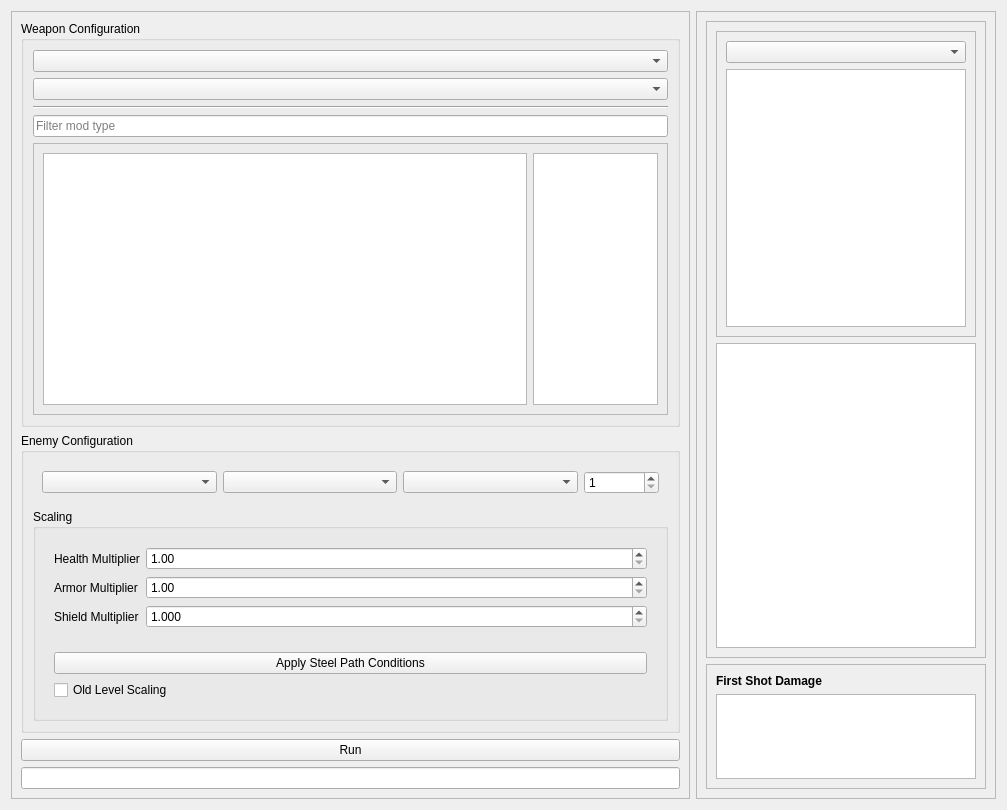
Above: form.ui from A-DYB/warframe_simulacrum_interface before the change. Below: the same form after it.
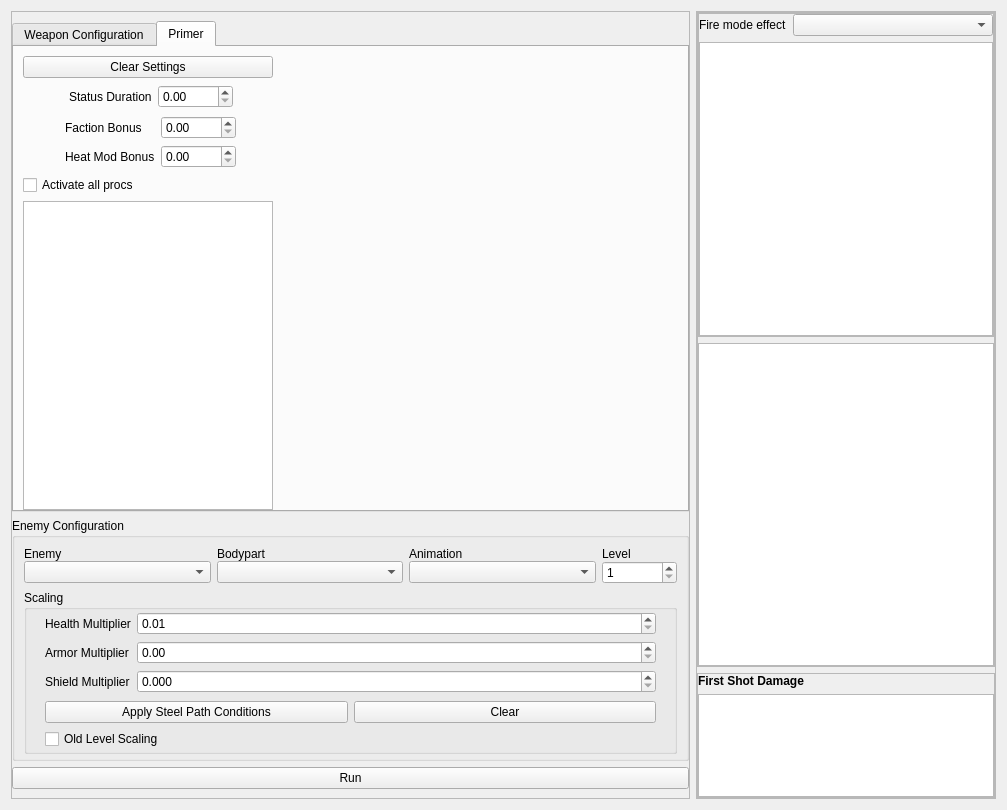
That is the form after the change. The open tabs and pages were chosen to show the change. Custom widgets are drawn as their Qt base class.

Commit message: Add load/save configs. Add primer functionality

Diff of the .ui file:
```diff
--- a/form.ui
+++ b/form.ui
@@ -29,96 +29,372 @@
       <enum>QFrame::Raised</enum>
      </property>
      <layout class="QVBoxLayout" name="verticalLayout_4">
+      <property name="leftMargin">
+       <number>0</number>
+      </property>
+      <property name="rightMargin">
+       <number>0</number>
+      </property>
       <item>
-       <widget class="QGroupBox" name="groupBox">
-        <property name="title">
-         <string>Weapon Configuration</string>
+       <widget class="QTabWidget" name="tabWidget">
+        <property name="currentIndex">
+         <number>0</number>
         </property>
-        <layout class="QVBoxLayout" name="verticalLayout_6">
-         <item>
-          <widget class="SearchableComboBox" name="sim_weapon_combo"/>
-         </item>
-         <item>
-          <widget class="SearchableComboBox" name="sim_firemode_combo">
-           <property name="placeholderText">
-            <string/>
-           </property>
-          </widget>
-         </item>
-         <item>
-          <widget class="Line" name="line">
-           <property name="orientation">
-            <enum>Qt::Horizontal</enum>
-           </property>
-          </widget>
-         </item>
-         <item>
-          <widget class="QLineEdit" name="mod_filter_line_edit">
-           <property name="placeholderText">
-            <string>Filter mod type</string>
-           </property>
-          </widget>
-         </item>
-         <item>
-          <widget class="QFrame" name="frame_2">
-           <property name="minimumSize">
-            <size>
-             <width>0</width>
-             <height>100</height>
-            </size>
-           </property>
-           <property name="frameShape">
-            <enum>QFrame::StyledPanel</enum>
-           </property>
-           <property name="frameShadow">
-            <enum>QFrame::Raised</enum>
-           </property>
-           <layout class="QHBoxLayout" name="horizontalLayout">
-            <item>
-             <widget class="ModTableView" name="mod_table_view"/>
-            </item>
-            <item>
-             <widget class="DragDropTableWidget" name="elemental_mod_order_table">
-              <property name="maximumSize">
-               <size>
-                <width>125</width>
-                <height>16777215</height>
-               </size>
-              </property>
-             </widget>
-            </item>
-           </layout>
-          </widget>
-         </item>
-        </layout>
+        <widget class="QWidget" name="tab">
+         <attribute name="title">
+          <string>Weapon Configuration</string>
+         </attribute>
+         <layout class="QVBoxLayout" name="verticalLayout_12">
+          <property name="leftMargin">
+           <number>4</number>
+          </property>
+          <property name="topMargin">
+           <number>9</number>
+          </property>
+          <property name="rightMargin">
+           <number>4</number>
+          </property>
+          <property name="bottomMargin">
+           <number>0</number>
+          </property>
+          <item>
+           <widget class="QWidget" name="widget_7" native="true">
+            <layout class="QFormLayout" name="formLayout_4">
+             <property name="leftMargin">
+              <number>0</number>
+             </property>
+             <property name="topMargin">
+              <number>0</number>
+             </property>
+             <property name="rightMargin">
+              <number>0</number>
+             </property>
+             <property name="bottomMargin">
+              <number>0</number>
+             </property>
+             <item row="1" column="0">
+              <widget class="QLabel" name="label_8">
+               <property name="text">
+                <string>Fire Mode</string>
+               </property>
+              </widget>
+             </item>
+             <item row="1" column="1">
+              <widget class="SearchableComboBox" name="sim_firemode_combo">
+               <property name="placeholderText">
+                <string/>
+               </property>
+              </widget>
+             </item>
+             <item row="0" column="1">
+              <widget class="SearchableComboBox" name="sim_weapon_combo"/>
+             </item>
+             <item row="0" column="0">
+              <widget class="QLabel" name="label_9">
+               <property name="text">
+                <string>Weapon</string>
+               </property>
+              </widget>
+             </item>
+            </layout>
+           </widget>
+          </item>
+          <item>
+           <widget class="Line" name="line">
+            <property name="orientation">
+             <enum>Qt::Horizontal</enum>
+            </property>
+           </widget>
+          </item>
+          <item>
+           <widget class="QWidget" name="widget_3" native="true">
+            <layout class="QHBoxLayout" name="horizontalLayout_5">
+             <property name="leftMargin">
+              <number>0</number>
+             </property>
+             <property name="topMargin">
+              <number>0</number>
+             </property>
+             <property name="rightMargin">
+              <number>0</number>
+             </property>
+             <property name="bottomMargin">
+              <number>0</number>
+             </property>
+             <item>
+              <widget class="QLineEdit" name="mod_filter_line_edit">
+               <property name="placeholderText">
+                <string>Filter mod type</string>
+               </property>
+              </widget>
+             </item>
+             <item>
+              <widget class="QPushButton" name="clear_mod_tables_button">
+               <property name="text">
+                <string>Clear Table</string>
+               </property>
+              </widget>
+             </item>
+            </layout>
+           </widget>
+          </item>
+          <item>
+           <widget class="QFrame" name="frame_2">
+            <property name="minimumSize">
+             <size>
+              <width>0</width>
+              <height>100</height>
+             </size>
+            </property>
+            <property name="frameShape">
+             <enum>QFrame::StyledPanel</enum>
+            </property>
+            <property name="frameShadow">
+             <enum>QFrame::Raised</enum>
+            </property>
+            <layout class="QHBoxLayout" name="horizontalLayout">
+             <property name="leftMargin">
+              <number>0</number>
+             </property>
+             <property name="topMargin">
+              <number>0</number>
+             </property>
+             <property name="rightMargin">
+              <number>0</number>
+             </property>
+             <property name="bottomMargin">
+              <number>0</number>
+             </property>
+             <item>
+              <widget class="ModTableView" name="mod_table_view"/>
+             </item>
+             <item>
+              <widget class="DragDropTableWidget" name="elemental_mod_order_table">
+               <property name="maximumSize">
+                <size>
+                 <width>125</width>
+                 <height>16777215</height>
+                </size>
+               </property>
+              </widget>
+             </item>
+            </layout>
+           </widget>
+          </item>
+         </layout>
+        </widget>
+        <widget class="QWidget" name="tab_2">
+         <attribute name="title">
+          <string>Primer</string>
+         </attribute>
+         <layout class="QVBoxLayout" name="verticalLayout_11">
+          <property name="leftMargin">
+           <number>0</number>
+          </property>
+          <property name="rightMargin">
+           <number>0</number>
+          </property>
+          <property name="bottomMargin">
+           <number>0</number>
+          </property>
+          <item alignment="Qt::AlignLeft">
+           <widget class="QWidget" name="widget_5" native="true">
+            <layout class="QVBoxLayout" name="verticalLayout_3">
+             <property name="leftMargin">
+              <number>9</number>
+             </property>
+             <property name="topMargin">
+              <number>0</number>
+             </property>
+             <property name="rightMargin">
+              <number>0</number>
+             </property>
+             <property name="bottomMargin">
+              <number>0</number>
+             </property>
+             <item>
+              <widget class="QPushButton" name="primer_clear_settings_button">
+               <property name="text">
+                <string>Clear Settings</string>
+               </property>
+              </widget>
+             </item>
+             <item>
+              <widget class="QWidget" name="widget_6" native="true">
+               <layout class="QFormLayout" name="formLayout_2">
+                <property name="formAlignment">
+                 <set>Qt::AlignHCenter|Qt::AlignTop</set>
+                </property>
+                <property name="leftMargin">
+                 <number>0</number>
+                </property>
+                <property name="topMargin">
+                 <number>1</number>
+                </property>
+                <property name="rightMargin">
+                 <number>0</number>
+                </property>
+                <property name="bottomMargin">
+                 <number>1</number>
+                </property>
+                <item row="1" column="0">
+                 <widget class="QLabel" name="label_5">
+                  <property name="text">
+                   <string>Status Duration</string>
+                  </property>
+                 </widget>
+                </item>
+                <item row="1" column="1">
+                 <widget class="QDoubleSpinBox" name="primer_status_duration_spinner">
+                  <property name="maximumSize">
+                   <size>
+                    <width>75</width>
+                    <height>16777215</height>
+                   </size>
+                  </property>
+                 </widget>
+                </item>
+               </layout>
+              </widget>
+             </item>
+             <item>
+              <widget class="QWidget" name="heat_settings_widget" native="true">
+               <layout class="QFormLayout" name="formLayout_3">
+                <property name="formAlignment">
+                 <set>Qt::AlignHCenter|Qt::AlignTop</set>
+                </property>
+                <property name="leftMargin">
+                 <number>0</number>
+                </property>
+                <property name="topMargin">
+                 <number>1</number>
+                </property>
+                <property name="rightMargin">
+                 <number>0</number>
+                </property>
+                <property name="bottomMargin">
+                 <number>1</number>
+                </property>
+                <item row="0" column="0">
+                 <widget class="QLabel" name="label_6">
+                  <property name="text">
+                   <string>Faction Bonus</string>
+                  </property>
+                 </widget>
+                </item>
+                <item row="0" column="1">
+                 <widget class="QDoubleSpinBox" name="primer_faction_spinner">
+                  <property name="maximumSize">
+                   <size>
+                    <width>75</width>
+                    <height>16777215</height>
+                   </size>
+                  </property>
+                 </widget>
+                </item>
+                <item row="1" column="0">
+                 <widget class="QLabel" name="label_7">
+                  <property name="text">
+                   <string>Heat Mod Bonus</string>
+                  </property>
+                 </widget>
+                </item>
+                <item row="1" column="1">
+                 <widget class="QDoubleSpinBox" name="primer_heat_spinner">
+                  <property name="maximumSize">
+                   <size>
+                    <width>75</width>
+                    <height>16777215</height>
+                   </size>
+                  </property>
+                 </widget>
+                </item>
+               </layout>
+              </widget>
+             </item>
+             <item>
+              <widget class="QCheckBox" name="primer_activate_all_checkbox">
+               <property name="text">
+                <string>Activate all procs</string>
+               </property>
+              </widget>
+             </item>
+             <item>
+              <widget class="PrimerTableWidget" name="primer_mod_table">
+               <property name="maximumSize">
+                <size>
+                 <width>250</width>
+                 <height>16777215</height>
+                </size>
+               </property>
+              </widget>
+             </item>
+            </layout>
+           </widget>
+          </item>
+         </layout>
+        </widget>
        </widget>
       </item>
       <item>
        <widget class="QGroupBox" name="groupBox_2">
+        <property name="font">
+         <font>
+          <weight>50</weight>
+          <bold>false</bold>
+         </font>
+        </property>
         <property name="title">
          <string>Enemy Configuration</string>
         </property>
         <layout class="QVBoxLayout" name="verticalLayout_5">
+         <property name="leftMargin">
+          <number>9</number>
+         </property>
+         <property name="topMargin">
+          <number>9</number>
+         </property>
+         <property name="bottomMargin">
+          <number>4</number>
+         </property>
          <item>
           <widget class="QWidget" name="widget" native="true">
-           <layout class="QHBoxLayout" name="horizontalLayout_3">
-            <item>
+           <layout class="QGridLayout" name="gridLayout_2">
+            <property name="leftMargin">
+             <number>0</number>
+            </property>
+            <property name="topMargin">
+             <number>0</number>
+            </property>
+            <property name="rightMargin">
+             <number>0</number>
+            </property>
+            <property name="bottomMargin">
+             <number>0</number>
+            </property>
+            <property name="verticalSpacing">
+             <number>0</number>
+            </property>
+            <item row="1" column="2">
+             <widget class="QComboBox" name="sim_animation_combo"/>
+            </item>
+            <item row="1" column="0">
              <widget class="SearchableComboBox" name="sim_enemy_combo"/>
             </item>
-            <item>
+            <item row="1" column="1">
              <widget class="QComboBox" name="sim_bodypart_combo"/>
             </item>
-            <item>
-             <widget class="QComboBox" name="sim_animation_combo"/>
-            </item>
-            <item>
-             <widget class="QSpinBox" name="sim_level_spinner">
+            <item row="1" column="3">
+             <widget class="ClipSpinBox" name="sim_level_spinner">
               <property name="maximumSize">
                <size>
                 <width>75</width>
                 <height>16777215</height>
                </size>
               </property>
+              <property name="correctionMode">
+               <enum>QAbstractSpinBox::CorrectToPreviousValue</enum>
+              </property>
               <property name="minimum">
                <number>1</number>
               </property>
@@ -127,6 +403,34 @@
               </property>
              </widget>
             </item>
+            <item row="0" column="0">
+             <widget class="QLabel" name="label_10">
+              <property name="text">
+               <string>Enemy</string>
+              </property>
+             </widget>
+            </item>
+            <item row="0" column="1">
+             <widget class="QLabel" name="label_11">
+              <property name="text">
+               <string>Bodypart</string>
+              </property>
+             </widget>
+            </item>
+            <item row="0" column="2">
+             <widget class="QLabel" name="label_12">
+              <property name="text">
+               <string>Animation</string>
+              </property>
+             </widget>
+            </item>
+            <item row="0" column="3">
+             <widget class="QLabel" name="label_13">
+              <property name="text">
+               <string>Level</string>
+              </property>
+             </widget>
+            </item>
            </layout>
           </widget>
          </item>
@@ -136,9 +440,21 @@
             <string>Scaling</string>
            </property>
            <layout class="QVBoxLayout" name="verticalLayout_7">
+            <property name="topMargin">
+             <number>1</number>
+            </property>
+            <property name="bottomMargin">
+             <number>1</number>
+            </property>
             <item>
              <widget class="QWidget" name="widget_4" native="true">
               <layout class="QFormLayout" name="formLayout">
+               <property name="topMargin">
+                <number>1</number>
+               </property>
+               <property name="bottomMargin">
+                <number>1</number>
+               </property>
                <item row="1" column="0">
                 <widget class="QLabel" name="label_3">
                  <property name="text">
@@ -149,7 +465,7 @@
                <item row="1" column="1">
                 <widget class="QDoubleSpinBox" name="armor_multiplier_spinner">
                  <property name="minimum">
-                  <double>1.000000000000000</double>
+                  <double>0.000000000000000</double>
                  </property>
                  <property name="maximum">
                   <double>100.000000000000000</double>
@@ -169,7 +485,7 @@
                <item row="0" column="1">
                 <widget class="QDoubleSpinBox" name="health_multiplier_spinner">
                  <property name="minimum">
-                  <double>1.000000000000000</double>
+                  <double>0.010000000000000</double>
                  </property>
                  <property name="maximum">
                   <double>100.000000000000000</double>
@@ -192,7 +508,7 @@
                   <number>3</number>
                  </property>
                  <property name="minimum">
-                  <double>1.000000000000000</double>
+                  <double>0.000000000000000</double>
                  </property>
                  <property name="maximum">
                   <double>100.000000000000000</double>
@@ -207,21 +523,37 @@
             </item>
             <item>
              <widget class="QWidget" name="widget_2" native="true">
-              <layout class="QVBoxLayout" name="verticalLayout_8">
-               <item>
-                <widget class="QPushButton" name="pushButton">
-                 <property name="text">
-                  <string>Apply Steel Path Conditions</string>
-                 </property>
-                </widget>
-               </item>
-               <item>
+              <layout class="QGridLayout" name="gridLayout">
+               <property name="leftMargin">
+                <number>9</number>
+               </property>
+               <property name="topMargin">
+                <number>1</number>
+               </property>
+               <property name="bottomMargin">
+                <number>1</number>
+               </property>
+               <item row="1" column="0">
                 <widget class="QCheckBox" name="old_level_scale_checkbox">
                  <property name="text">
                   <string>Old Level Scaling</string>
                  </property>
                 </widget>
                </item>
+               <item row="0" column="0">
+                <widget class="QPushButton" name="apply_steel_path_conditions_button">
+                 <property name="text">
+                  <string>Apply Steel Path Conditions</string>
+                 </property>
+                </widget>
+               </item>
+               <item row="0" column="1">
+                <widget class="QPushButton" name="clear_enemy_scaling_button">
+                 <property name="text">
+                  <string>Clear</string>
+                 </property>
+                </widget>
+               </item>
               </layout>
              </widget>
             </item>
@@ -238,13 +570,6 @@
         </property>
        </widget>
       </item>
-      <item>
-       <widget class="QLineEdit" name="lineEdit">
-        <property name="clearButtonEnabled">
-         <bool>false</bool>
-        </property>
-       </widget>
-      </item>
      </layout>
     </widget>
    </item>
@@ -263,6 +588,18 @@
       <enum>QFrame::Raised</enum>
      </property>
      <layout class="QVBoxLayout" name="verticalLayout_9">
+      <property name="leftMargin">
+       <number>0</number>
+      </property>
+      <property name="topMargin">
+       <number>0</number>
+      </property>
+      <property name="rightMargin">
+       <number>0</number>
+      </property>
+      <property name="bottomMargin">
+       <number>0</number>
+      </property>
       <item>
        <widget class="QFrame" name="frame_6">
         <property name="frameShape">
@@ -272,6 +609,18 @@
          <enum>QFrame::Raised</enum>
         </property>
         <layout class="QVBoxLayout" name="verticalLayout">
+         <property name="leftMargin">
+          <number>0</number>
+         </property>
+         <property name="topMargin">
+          <number>0</number>
+         </property>
+         <property name="rightMargin">
+          <number>0</number>
+         </property>
+         <property name="bottomMargin">
+          <number>0</number>
+         </property>
          <item>
           <widget class="QFrame" name="frame_7">
            <property name="frameShape">
@@ -281,8 +630,45 @@
             <enum>QFrame::Raised</enum>
            </property>
            <layout class="QVBoxLayout" name="verticalLayout_10">
+            <property name="leftMargin">
+             <number>0</number>
+            </property>
+            <property name="topMargin">
+             <number>0</number>
+            </property>
+            <property name="rightMargin">
+             <number>0</number>
+            </property>
+            <property name="bottomMargin">
+             <number>0</number>
+            </property>
             <item>
-             <widget class="QComboBox" name="preview_effect_select_combo"/>
+             <widget class="QWidget" name="widget_8" native="true">
+              <layout class="QFormLayout" name="formLayout_5">
+               <property name="leftMargin">
+                <number>0</number>
+               </property>
+               <property name="topMargin">
+                <number>0</number>
+               </property>
+               <property name="rightMargin">
+                <number>0</number>
+               </property>
+               <property name="bottomMargin">
+                <number>0</number>
+               </property>
+               <item row="1" column="0">
+                <widget class="QLabel" name="label_14">
+                 <property name="text">
+                  <string>Fire mode effect</string>
+                 </property>
+                </widget>
+               </item>
+               <item row="1" column="1">
+                <widget class="QComboBox" name="preview_effect_select_combo"/>
+               </item>
+              </layout>
+             </widget>
             </item>
             <item>
              <widget class="QListWidget" name="preview_weapon_list"/>
@@ -318,6 +704,18 @@
          <enum>QFrame::Raised</enum>
         </property>
         <layout class="QVBoxLayout" name="verticalLayout_2">
+         <property name="leftMargin">
+          <number>0</number>
+         </property>
+         <property name="topMargin">
+          <number>0</number>
+         </property>
+         <property name="rightMargin">
+          <number>0</number>
+         </property>
+         <property name="bottomMargin">
+          <number>0</number>
+         </property>
          <item>
           <widget class="QLabel" name="label">
            <property name="font">
@@ -358,6 +756,16 @@
    <extends>QTableView</extends>
    <header>custom_widgets.py</header>
   </customwidget>
+  <customwidget>
+   <class>ClipSpinBox</class>
+   <extends>QSpinBox</extends>
+   <header>custom_widgets.py</header>
+  </customwidget>
+  <customwidget>
+   <class>PrimerTableWidget</class>
+   <extends>QTableWidget</extends>
+   <header>custom_widgets.py.h</header>
+  </customwidget>
  </customwidgets>
  <resources/>
  <connections/>
```
The commit also changes 4 other files.
